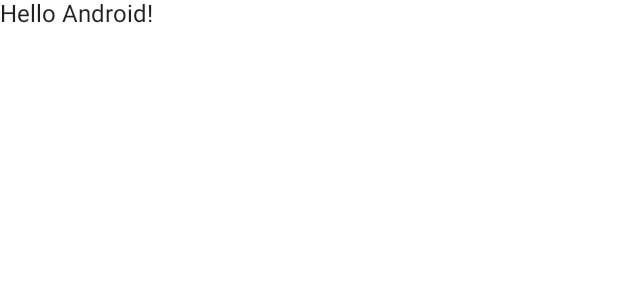
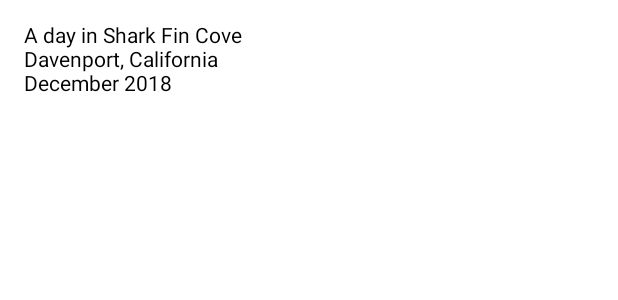
Before and after one commit to gpetuhov/JetpackComposeTutorial, an Android app built with Jetpack Compose: the @Preview function DefaultPreview, on a phone screen of 412 x 824 dp. Shown: the top 300 px of the screen. Run offline under Robolectric (Android 15) with nearby library versions, the phone set to English and light mode, and no system bars.

Commit message:
Add text

```diff
--- a/05-Basics2/app/src/main/java/com/gpetuhov/android/compose/basics2/MainActivity.kt
+++ b/05-Basics2/app/src/main/java/com/gpetuhov/android/compose/basics2/MainActivity.kt
@@ -3,36 +3,39 @@ package com.gpetuhov.android.compose.basics2
 import android.os.Bundle
 import androidx.activity.ComponentActivity
 import androidx.activity.compose.setContent
+import androidx.compose.foundation.layout.Column
+import androidx.compose.foundation.layout.padding
 import androidx.compose.material.MaterialTheme
 import androidx.compose.material.Surface
 import androidx.compose.material.Text
 import androidx.compose.runtime.Composable
+import androidx.compose.ui.Modifier
 import androidx.compose.ui.tooling.preview.Preview
+import androidx.compose.ui.unit.dp
 import com.gpetuhov.android.compose.basics2.ui.theme.JetpackComposeBasics2Theme
 
 class MainActivity : ComponentActivity() {
     override fun onCreate(savedInstanceState: Bundle?) {
         super.onCreate(savedInstanceState)
         setContent {
-            JetpackComposeBasics2Theme {
-                // A surface container using the 'background' color from the theme
-                Surface(color = MaterialTheme.colors.background) {
-                    Greeting("Android")
-                }
-            }
+            NewsStory()
         }
     }
 }
 
 @Composable
-fun Greeting(name: String) {
-    Text(text = "Hello $name!")
+fun NewsStory() {
+    Column(
+        modifier = Modifier.padding(16.dp)
+    ) {
+        Text("A day in Shark Fin Cove")
+        Text("Davenport, California")
+        Text("December 2018")
+    }
 }
 
 @Preview(showBackground = true)
 @Composable
 fun DefaultPreview() {
-    JetpackComposeBasics2Theme {
-        Greeting("Android")
-    }
+    NewsStory()
 }
```
